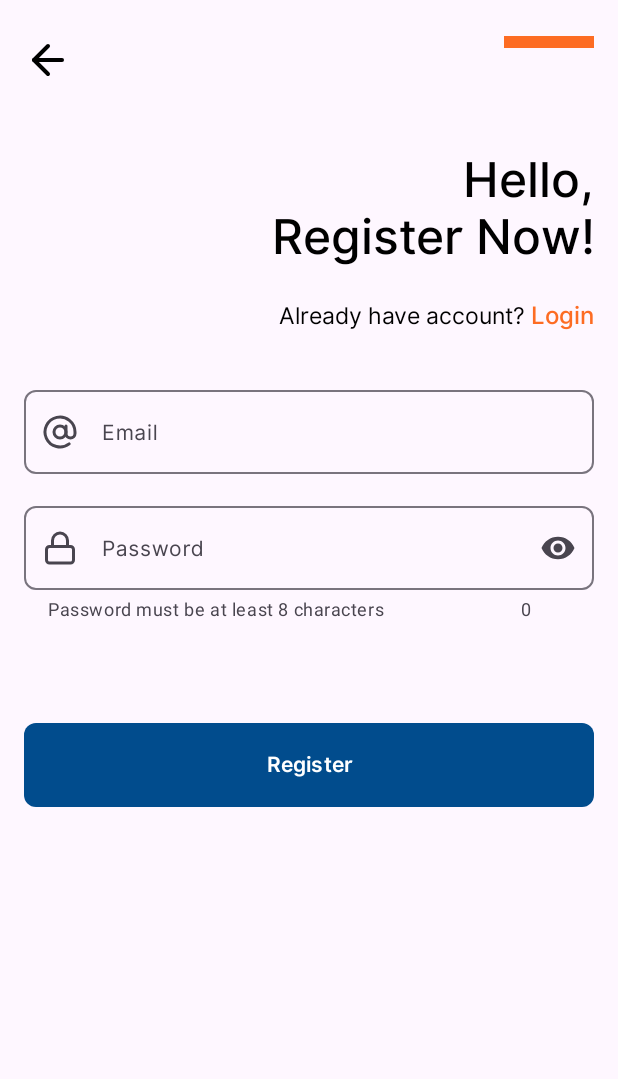
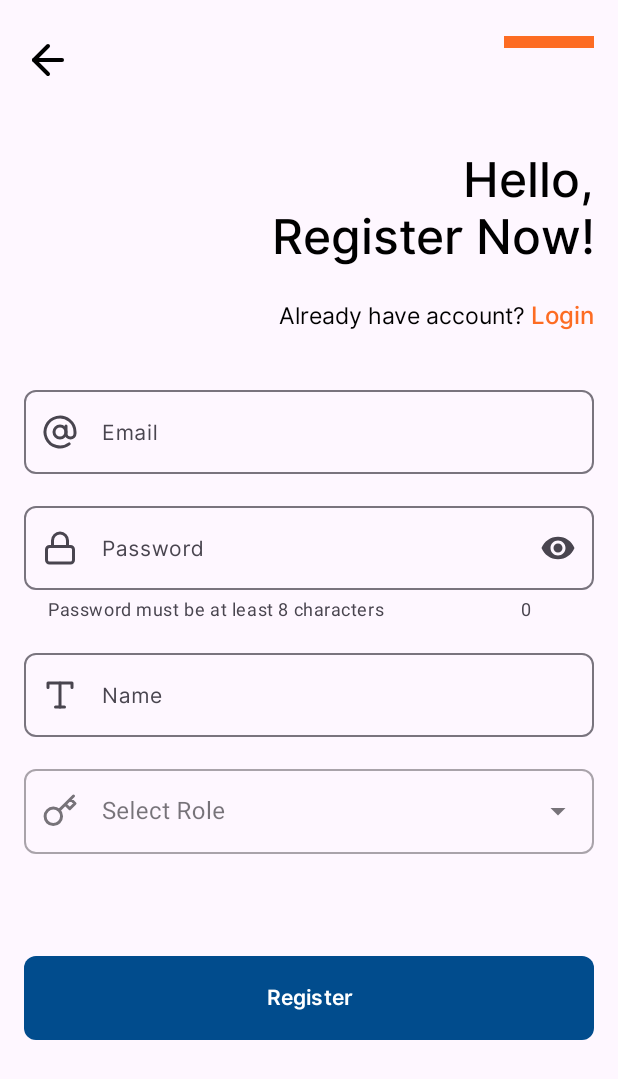
Before and after one commit to yokijatip/Feliya-Attendance, an Android app: the screen it shows after launch (AuthActivity), after a tap on an icon or button, on a phone screen of 412 x 824 dp. Shown: the top 1079 px of the screen. Run offline under Robolectric (Android 15) with nearby library versions, the phone set to English and light mode, and no system bars; our stand-ins replace Firebase (no records; nobody signed in at launch, a user with empty details on screens opened directly); 1 other tap on this screen came first.

Commit message:
Edit: Register Fragment | Add: Fixing register, atribut

```diff
--- /dev/null
+++ b/app/src/main/java/com/gity/feliyaattendance/helper/Roles.kt
@@ -0,0 +1,4 @@
+package com.gity.feliyaattendance.helper
+
+enum class Roles {
+}
--- a/app/src/main/java/com/gity/feliyaattendance/repository/Repository.kt
+++ b/app/src/main/java/com/gity/feliyaattendance/repository/Repository.kt
@@ -1,14 +1,15 @@
 package com.gity.feliyaattendance.repository
 
 import com.google.firebase.auth.FirebaseAuth
+import com.google.firebase.firestore.FieldValue
 import com.google.firebase.firestore.FirebaseFirestore
 import kotlinx.coroutines.tasks.await
+import java.util.UUID
 
 class Repository(
     private val firebaseAuth: FirebaseAuth,
     private val firebaseFirestore: FirebaseFirestore
 ) {
-
     //    Login
     suspend fun loginUser(email: String, password: String): Result<String> {
         return try {
@@ -29,13 +30,22 @@ class Repository(
     }
 
     //    Register
-    suspend fun registerUser(email: String, password: String): Result<Unit> {
+    suspend fun registerUser(email: String, password: String, name: String, role: String): Result<Unit> {
         return try {
             val result = firebaseAuth.createUserWithEmailAndPassword(email, password).await()
             val userId = result.user?.uid ?: return Result.failure(Exception("User ID not found"))
+
+            //  Auto-generate workerId menggunakan UUI
+            val workerId = UUID.randomUUID().toString()
+
             val user = hashMapOf(
                 "email" to email,
-                "role" to "worker" // Default Role
+                "name" to name,
+                "role" to role,
+                "workerId" to workerId,
+                "created" to FieldValue.serverTimestamp(), //  Menyimpan Waktu saat user dibuat (timestamp)
+                "status" to "pending",
+                "profileImageUrl" to ""
             )
             firebaseFirestore.collection("users").document(userId).set(user).await()
             Result.success(Unit)
@@ -44,4 +54,16 @@ class Repository(
         }
     }
 
+    suspend fun fetchRoles(): Result<List<String>> {
+        return try {
+            val snapshot = firebaseFirestore.collection("roles").document("role").get().await()
+            val roles = snapshot.get("name") as? List<String>
+                ?: return Result.failure(Exception("Roles not found"))
+            Result.success(roles)
+        } catch (e: Exception) {
+            Result.failure(e)
+        }
+    }
+
+
 }
--- a/app/src/main/java/com/gity/feliyaattendance/ui/auth/AuthViewModel.kt
+++ b/app/src/main/java/com/gity/feliyaattendance/ui/auth/AuthViewModel.kt
@@ -16,6 +16,9 @@ class AuthViewModel(private val repository: Repository) : ViewModel() {
     private val _registrationResult = MutableLiveData<Result<Unit>>()
     val registrationResult: LiveData<Result<Unit>> = _registrationResult
 
+    private val _roles = MutableLiveData<Result<List<String>>>()
+    val roles: LiveData<Result<List<String>>> = _roles
+
     //    Login Function
     fun login(email: String, password: String) {
         viewModelScope.launch {
@@ -25,10 +28,17 @@ class AuthViewModel(private val repository: Repository) : ViewModel() {
     }
 
     // Register function
-    fun register(email: String, password: String) {
+    fun register(email: String, password: String, name: String, role: String) {
         viewModelScope.launch {
-            val result = repository.registerUser(email, password)
+            val result = repository.registerUser(email, password, name, role)
             _registrationResult.postValue(result)
         }
     }
+
+    //  Get Roles
+    fun getRoles() {
+        viewModelScope.launch {
+            _roles.value = repository.fetchRoles()
+        }
+    }
 }
--- a/app/src/main/java/com/gity/feliyaattendance/ui/auth/register/RegisterFragment.kt
+++ b/app/src/main/java/com/gity/feliyaattendance/ui/auth/register/RegisterFragment.kt
@@ -3,12 +3,13 @@ package com.gity.feliyaattendance.ui.auth.register
 import android.os.Bundle
 import android.util.Log
 import android.util.Patterns
-import androidx.fragment.app.Fragment
 import android.view.LayoutInflater
 import android.view.View
 import android.view.ViewGroup
+import android.widget.ArrayAdapter
 import android.widget.Toast
 import androidx.core.widget.addTextChangedListener
+import androidx.fragment.app.Fragment
 import androidx.lifecycle.ViewModelProvider
 import com.gity.feliyaattendance.R
 import com.gity.feliyaattendance.databinding.FragmentRegisterBinding
@@ -33,6 +34,8 @@ class RegisterFragment : Fragment() {
     private lateinit var repository: Repository
     private lateinit var viewModel: AuthViewModel
 
+    private lateinit var rolesAdapter: ArrayAdapter<String>
+
     override fun onCreateView(
         inflater: LayoutInflater, container: ViewGroup?,
         savedInstanceState: Bundle?
@@ -47,7 +50,13 @@ class RegisterFragment : Fragment() {
         val factory = ViewModelFactory(repository)
         viewModel = ViewModelProvider(this, factory)[AuthViewModel::class.java]
 
+//        Setup Dropdown Adapter
+        rolesAdapter = ArrayAdapter(requireContext(), R.layout.list_item_roles, mutableListOf())
+
         binding.apply {
+//            Setup Dropdown Adapter
+            edtRole.setAdapter(rolesAdapter)
+
             //  Text Watcher untuk menghapus error saat user ngetik
             edtEmail.addTextChangedListener {
                 if (edtEmail.text.toString().isNotEmpty()) {
@@ -55,17 +64,27 @@ class RegisterFragment : Fragment() {
                 }
             }
 
+            linearLayoutToLogin.setOnClickListener {
+                navigateToLogin()
+            }
+
             btnBack.setOnClickListener {
-                (activity as? AuthActivity)?.replaceFragment(LoginFragment())
+                navigateToLogin()
             }
 
             btnRegister.setOnClickListener {
                 val email = edtEmail.text.toString()
                 val password = edtPassword.text.toString()
-                if (inputChecker(email, password)) {
-                    viewModel.register(email, password)
+                val name = edtName.text.toString()
+                val role = edtRole.text.toString()
+                if (inputChecker(email, password, name, role)) {
+                    viewModel.register(email, password, name, role)
                 } else {
-                    Toast.makeText(requireContext(), getString(R.string.register_failed), Toast.LENGTH_SHORT).show()
+                    Toast.makeText(
+                        requireContext(),
+                        getString(R.string.register_failed),
+                        Toast.LENGTH_SHORT
+                    ).show()
                 }
             }
 
@@ -74,19 +93,46 @@ class RegisterFragment : Fragment() {
         // Observe registration result
         viewModel.registrationResult.observe(viewLifecycleOwner) { result ->
             result.fold(onSuccess = {
-                Toast.makeText(requireContext(), getString(R.string.register_success), Toast.LENGTH_SHORT).show()
+                Toast.makeText(
+                    requireContext(),
+                    getString(R.string.register_success),
+                    Toast.LENGTH_SHORT
+                ).show()
                 (activity as? AuthActivity)?.replaceFragment(LoginFragment())
             }, onFailure = { exception ->
-                Toast.makeText(requireContext(), "${getString(R.string.register_failed)}: ${exception.message}", Toast.LENGTH_SHORT).show()
+                Toast.makeText(
+                    requireContext(),
+                    "${getString(R.string.register_failed)}: ${exception.message}",
+                    Toast.LENGTH_SHORT
+                ).show()
                 Log.e("AUTH", "${getString(R.string.register_failed)}: ${exception.message}")
             })
         }
+
+        //  Observer Roles
+        viewModel.roles.observe(viewLifecycleOwner) { result ->
+            result.onSuccess { roles ->
+                rolesAdapter.clear()
+                rolesAdapter.addAll(roles)
+                rolesAdapter.notifyDataSetChanged()
+            }
+            result.onFailure { exception ->
+                Toast.makeText(
+                    requireContext(),
+                    "Failed to load roles: ${exception.message}",
+                    Toast.LENGTH_SHORT
+                ).show()
+            }
+        }
+
+        //  Trigger Fetching Roles
+        viewModel.getRoles()
 
 
         return binding.root
     }
 
-    private fun inputChecker(email: String, password: String): Boolean {
+    private fun inputChecker(email: String, password: String, name: String, role: String): Boolean {
         binding.apply {
 
             if (email.isEmpty()) {
@@ -98,6 +144,18 @@ class RegisterFragment : Fragment() {
             if (!Patterns.EMAIL_ADDRESS.matcher(email).matches()) {
                 edtEmail.error = requireContext().getString(R.string.email_is_not_valid)
                 edtEmail.requestFocus()
+                return false
+            }
+
+            if (name.isEmpty()) {
+                edtName.error = getString(R.string.name_is_empty)
+                edtName.requestFocus()
+                return false
+            }
+
+            if (role.isEmpty()) {
+                edtRole.error = getString(R.string.role_is_empty)
+                edtRole.requestFocus()
                 return false
             }
 
@@ -127,6 +185,10 @@ class RegisterFragment : Fragment() {
         return true
     }
 
+    private fun navigateToLogin() {
+        (activity as? AuthActivity)?.replaceFragment(LoginFragment())
+    }
+
     override fun onDestroyView() {
         super.onDestroyView()
         // Set binding ke null untuk menghindari memory leak
--- /dev/null
+++ b/app/src/main/res/drawable/ic_key.xml
@@ -0,0 +1,13 @@
+<vector xmlns:android="http://schemas.android.com/apk/res/android"
+    android:width="24dp"
+    android:height="24dp"
+    android:viewportWidth="24"
+    android:viewportHeight="24">
+  <path
+      android:pathData="M21,2l-2,2m-7.61,7.61a5.5,5.5 0,1 1,-7.778 7.778,5.5 5.5,0 0,1 7.777,-7.777zM11.39,11.61L15.5,7.5m0,0l3,3L22,7l-3,-3m-3.5,3.5L19,4"
+      android:strokeLineJoin="round"
+      android:strokeWidth="2"
+      android:fillColor="#00000000"
+      android:strokeColor="@color/black"
+      android:strokeLineCap="round"/>
+</vector>
--- /dev/null
+++ b/app/src/main/res/drawable/ic_type.xml
@@ -0,0 +1,27 @@
+<vector xmlns:android="http://schemas.android.com/apk/res/android"
+    android:width="24dp"
+    android:height="24dp"
+    android:viewportWidth="24"
+    android:viewportHeight="24">
+  <path
+      android:pathData="M4,7l0,-3l16,0l0,3"
+      android:strokeLineJoin="round"
+      android:strokeWidth="2"
+      android:fillColor="#00000000"
+      android:strokeColor="@color/black"
+      android:strokeLineCap="round"/>
+  <path
+      android:pathData="M9,20L15,20"
+      android:strokeLineJoin="round"
+      android:strokeWidth="2"
+      android:fillColor="#00000000"
+      android:strokeColor="@color/black"
+      android:strokeLineCap="round"/>
+  <path
+      android:pathData="M12,4L12,20"
+      android:strokeLineJoin="round"
+      android:strokeWidth="2"
+      android:fillColor="#00000000"
+      android:strokeColor="@color/black"
+      android:strokeLineCap="round"/>
+</vector>
--- a/app/src/main/res/layout/fragment_register.xml
+++ b/app/src/main/res/layout/fragment_register.xml
@@ -1,7 +1,13 @@
 <?xml version="1.0" encoding="utf-8"?>
-<androidx.constraintlayout.widget.ConstraintLayout xmlns:android="http://schemas.android.com/apk/res/android"
+<androidx.core.widget.NestedScrollView xmlns:android="http://schemas.android.com/apk/res/android"
     xmlns:app="http://schemas.android.com/apk/res-auto"
     xmlns:tools="http://schemas.android.com/tools"
+    android:layout_width="match_parent"
+    android:layout_height="match_parent"
+    android:fillViewport="true"
+    tools:context=".ui.auth.login.LoginFragment">
+
+    <androidx.constraintlayout.widget.ConstraintLayout
         android:layout_width="match_parent"
         android:layout_height="match_parent"
         tools:context=".ui.auth.login.LoginFragment">
@@ -136,6 +142,54 @@
 
             </com.google.android.material.textfield.TextInputLayout>
 
+            <!--    Name    -->
+            <com.google.android.material.textfield.TextInputLayout
+                android:id="@+id/edt_name_layout"
+                style="@style/ThemeOverlay.Material3.AutoCompleteTextView.OutlinedBox"
+                android:layout_width="match_parent"
+                android:layout_height="wrap_content"
+                android:layout_marginTop="16dp"
+                android:hint="@string/name"
+                app:boxCornerRadiusBottomEnd="8dp"
+                app:boxCornerRadiusBottomStart="8dp"
+                app:boxCornerRadiusTopEnd="8dp"
+                app:boxCornerRadiusTopStart="8dp"
+                app:startIconDrawable="@drawable/ic_type">
+
+                <com.google.android.material.textfield.TextInputEditText
+                    android:id="@+id/edt_name"
+                    android:layout_width="match_parent"
+                    android:layout_height="match_parent"
+                    android:fontFamily="@font/inter_regular"
+                    android:inputType="text"
+                    android:maxLines="1"
+                    android:textColor="@color/black"
+                    android:textSize="14sp" />
+
+            </com.google.android.material.textfield.TextInputLayout>
+
+            <!--    Role    -->
+            <com.google.android.material.textfield.TextInputLayout
+                android:id="@+id/edt_role_layout"
+                style="@style/Widget.MaterialComponents.TextInputLayout.OutlinedBox.ExposedDropdownMenu"
+                android:layout_width="match_parent"
+                android:layout_height="wrap_content"
+                android:layout_marginTop="16dp"
+                android:hint="@string/select_role"
+                app:boxCornerRadiusBottomEnd="8dp"
+                app:boxCornerRadiusBottomStart="8dp"
+                app:boxCornerRadiusTopEnd="8dp"
+                app:boxCornerRadiusTopStart="8dp"
+                app:startIconDrawable="@drawable/ic_key">
+
+                <com.google.android.material.textfield.MaterialAutoCompleteTextView
+                    android:id="@+id/edt_role"
+                    android:layout_width="match_parent"
+                    android:layout_height="match_parent"
+                    android:inputType="none" />
+
+            </com.google.android.material.textfield.TextInputLayout>
+
             <!--    Button Login    -->
             <com.google.android.material.button.MaterialButton
                 android:id="@+id/btn_register"
@@ -180,3 +234,5 @@
             android:orientation="horizontal"
             app:layout_constraintGuide_end="24dp" />
     </androidx.constraintlayout.widget.ConstraintLayout>
+
+</androidx.core.widget.NestedScrollView>
--- a/app/src/main/res/values/strings.xml
+++ b/app/src/main/res/values/strings.xml
@@ -17,9 +17,9 @@
     <string name="login">Login</string>
     <string name="register">Register</string>
     <string name="logout">Logout</string>
-
     <string name="email">Email</string>
     <string name="password">Password</string>
+    <string name="name">Name</string>
     <string name="password_helper">Password must be at least 8 characters</string>
     <string name="worker_id">Worker Id</string>
 
@@ -27,7 +27,7 @@
     <string name="name_is_empty">Name is empty, please fill it</string>
     <string name="phone_is_empty">Phone is empty, please fill it</string>
     <string name="phone_is_not_valid">Phone is not valid, please check it</string>
-    <string name="worker_id_is_empty">Worker Id is empty, please fill it</string>
+    <string name="role_is_empty">Please select your role, fill it</string>
     <string name="email_is_empty">Email is empty, please fill it</string>
     <string name="password_is_empty">Password is empty, please fill it</string>
     <string name="email_is_not_valid">Email is not valid, please check it</string>
@@ -45,5 +45,6 @@
     <string name="delete_account_confirmation">Are you sure want to delete your account?</string>
     <string name="delete">Delete</string>
     <string name="cancel">Cancel</string>
+    <string name="select_role">Select Role</string>
 
 </resources>
```
Also changed, not shown: app/src/main/res/layout/list_item_roles.xml (added, +13 -0 lines). Lines whose indentation alone changed are shown as unchanged.
